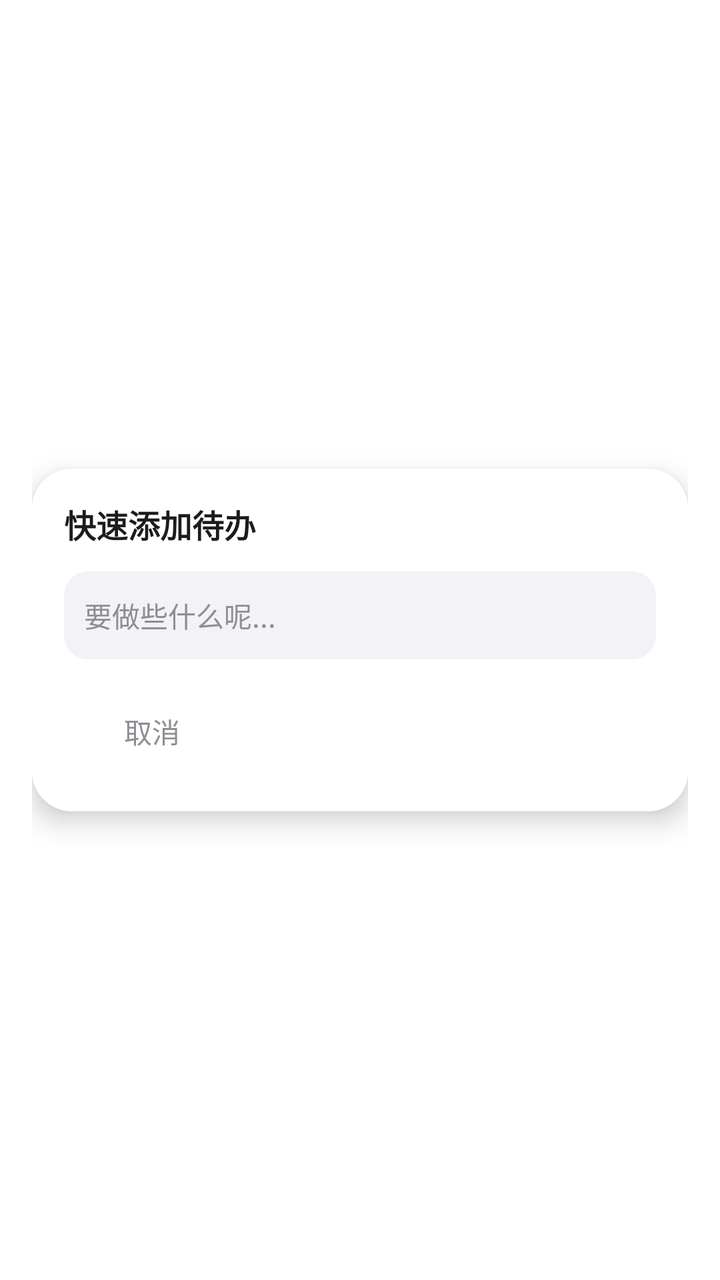
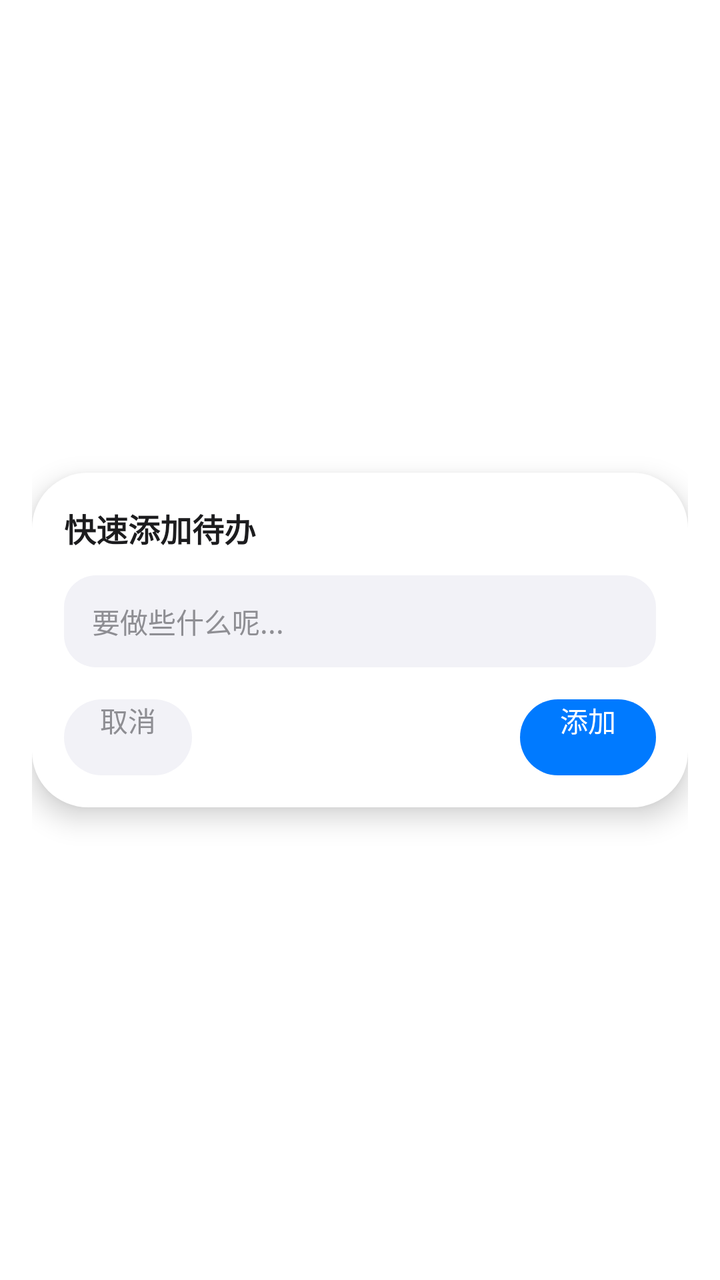

An Android layout rendered at two revisions. The XML below is the earlier revision; the diff shows what the commit changed to produce the second picture.
<!-- AndroidManifest.xml: activity theme WidgetDialogTheme -->
<!-- res/layout/activity_quick_todo_add.xml -->
<?xml version="1.0" encoding="utf-8"?>
<FrameLayout xmlns:android="http://schemas.android.com/apk/res/android"
    android:id="@+id/layout_root"
    android:layout_width="match_parent"
    android:layout_height="match_parent"
    android:padding="16dp">

    
    <LinearLayout
        android:layout_width="match_parent"
        android:layout_height="wrap_content"
        android:layout_gravity="center"
        android:background="@drawable/bg_dialog_card"
        android:orientation="vertical"
        android:padding="16dp"
        android:elevation="8dp"
        android:clickable="true"
        android:focusable="true">

        <TextView
            android:layout_width="wrap_content"
            android:layout_height="wrap_content"
            android:text="快速添加待办"
            android:textColor="@color/dialog_text"
            android:textSize="16sp"
            android:textStyle="bold"
            android:layout_marginBottom="12dp" />

        
        <EditText
            android:id="@+id/edit_todo_title"
            android:layout_width="match_parent"
            android:layout_height="wrap_content"
            android:minHeight="44dp"
            android:background="@drawable/bg_dialog_input"
            android:gravity="center_vertical"
            android:hint="要做些什么呢..."
            android:textColor="@color/dialog_text"
            android:textColorHint="@color/widget_text_secondary"
            android:textSize="14sp"
            android:paddingLeft="10dp"
            android:paddingRight="10dp"
            android:inputType="text"
            android:imeOptions="actionDone"
            android:maxLines="1" />

        
        <RelativeLayout
            android:layout_width="match_parent"
            android:layout_height="wrap_content"
            android:layout_marginTop="12dp">

            <Button
                android:id="@+id/btn_dialog_cancel"
                style="?android:attr/borderlessButtonStyle"
                android:layout_width="wrap_content"
                android:layout_height="wrap_content"
                android:layout_alignParentLeft="true"
                android:text="取消"
                android:textColor="@color/widget_text_secondary"
                android:textSize="14sp" />

            <Button
                android:id="@+id/btn_dialog_add"
                android:layout_width="wrap_content"
                android:layout_height="wrap_content"
                android:layout_alignParentRight="true"
                android:backgroundTint="@color/widget_accent"
                android:text="添加"
                android:textColor="#FFFFFF"
                android:textSize="14sp" />
        </RelativeLayout>
    </LinearLayout>
</FrameLayout>
<!-- resources referenced by this layout -->
<resources>
  <color name="dialog_text">#1C1C1E</color>
  <color name="widget_accent">#007AFF</color>
  <color name="widget_text_secondary">#8E8E93</color>
  <!-- drawable bg_dialog_card (drawable) -->
  <?xml version="1.0" encoding="utf-8"?>
  <shape xmlns:android="http://schemas.android.com/apk/res/android">
      <solid android:color="@color/dialog_bg" />
      <corners android:radius="20dp" />
  </shape>
  <!-- drawable bg_dialog_input (drawable) -->
  <?xml version="1.0" encoding="utf-8"?>
  <shape xmlns:android="http://schemas.android.com/apk/res/android">
      <solid android:color="@color/dialog_input_bg" />
      <corners android:radius="12dp" />
  </shape>
  <style name="WidgetDialogTheme" parent="android:Theme.DeviceDefault.Light.NoActionBar">
          <item name="android:windowBackground">@android:color/transparent</item>
          <item name="android:windowIsTranslucent">true</item>
          <item name="android:windowContentOverlay">@null</item>
          <item name="android:windowNoTitle">true</item>
          <item name="android:backgroundDimEnabled">true</item>
          <item name="android:backgroundDimAmount">0.5</item>
      </style>
  <color name="dialog_bg">#FFFFFF</color>
  <color name="dialog_input_bg">#F2F2F7</color>
</resources>

<!-- the commit's change to res/layout/activity_quick_todo_add.xml (unified diff, before → after) -->
@@ -31,15 +31,15 @@
             android:id="@+id/edit_todo_title"
             android:layout_width="match_parent"
             android:layout_height="wrap_content"
-            android:minHeight="44dp"
+            android:minHeight="46dp"
             android:background="@drawable/bg_dialog_input"
             android:gravity="center_vertical"
             android:hint="要做些什么呢..."
             android:textColor="@color/dialog_text"
             android:textColorHint="@color/widget_text_secondary"
             android:textSize="14sp"
-            android:paddingLeft="10dp"
-            android:paddingRight="10dp"
+            android:paddingLeft="14dp"
+            android:paddingRight="14dp"
             android:inputType="text"
             android:imeOptions="actionDone"
             android:maxLines="1" />
@@ -48,14 +48,18 @@
         <RelativeLayout
             android:layout_width="match_parent"
             android:layout_height="wrap_content"
-            android:layout_marginTop="12dp">
+            android:layout_marginTop="16dp">
 
             <Button
                 android:id="@+id/btn_dialog_cancel"
-                style="?android:attr/borderlessButtonStyle"
                 android:layout_width="wrap_content"
-                android:layout_height="wrap_content"
+                android:layout_height="38dp"
+                android:minHeight="0dp"
+                android:minWidth="0dp"
                 android:layout_alignParentLeft="true"
+                android:background="@drawable/bg_dialog_btn_secondary"
+                android:paddingLeft="18dp"
+                android:paddingRight="18dp"
                 android:text="取消"
                 android:textColor="@color/widget_text_secondary"
                 android:textSize="14sp" />
@@ -63,9 +67,13 @@
             <Button
                 android:id="@+id/btn_dialog_add"
                 android:layout_width="wrap_content"
-                android:layout_height="wrap_content"
+                android:layout_height="38dp"
+                android:minHeight="0dp"
+                android:minWidth="0dp"
                 android:layout_alignParentRight="true"
-                android:backgroundTint="@color/widget_accent"
+                android:background="@drawable/bg_dialog_btn_primary"
+                android:paddingLeft="20dp"
+                android:paddingRight="20dp"
                 android:text="添加"
                 android:textColor="#FFFFFF"
                 android:textSize="14sp" />
<!-- resource entries referenced after the edit -->
@@ -1,19 +1,40 @@
 <!-- resources referenced by this layout -->
 <resources>
   <color name="dialog_text">#1C1C1E</color>
-  <color name="widget_accent">#007AFF</color>
   <color name="widget_text_secondary">#8E8E93</color>
+  <!-- drawable bg_dialog_btn_primary (drawable) -->
+  <?xml version="1.0" encoding="utf-8"?>
+  <ripple xmlns:android="http://schemas.android.com/apk/res/android"
+      android:color="#33FFFFFF">
+      <item>
+          <shape android:shape="rectangle">
+              <solid android:color="@color/widget_accent" />
+              <corners android:radius="20dp" />
+          </shape>
+      </item>
+  </ripple>
+  <!-- drawable bg_dialog_btn_secondary (drawable) -->
+  <?xml version="1.0" encoding="utf-8"?>
+  <ripple xmlns:android="http://schemas.android.com/apk/res/android"
+      android:color="#20000000">
+      <item>
+          <shape android:shape="rectangle">
+              <solid android:color="@color/dialog_input_bg" />
+              <corners android:radius="20dp" />
+          </shape>
+      </item>
+  </ripple>
   <!-- drawable bg_dialog_card (drawable) -->
   <?xml version="1.0" encoding="utf-8"?>
   <shape xmlns:android="http://schemas.android.com/apk/res/android">
       <solid android:color="@color/dialog_bg" />
-      <corners android:radius="20dp" />
+      <corners android:radius="28dp" />
   </shape>
   <!-- drawable bg_dialog_input (drawable) -->
   <?xml version="1.0" encoding="utf-8"?>
   <shape xmlns:android="http://schemas.android.com/apk/res/android">
       <solid android:color="@color/dialog_input_bg" />
-      <corners android:radius="12dp" />
+      <corners android:radius="16dp" />
   </shape>
   <style name="WidgetDialogTheme" parent="android:Theme.DeviceDefault.Light.NoActionBar">
           <item name="android:windowBackground">@android:color/transparent</item>
@@ -23,7 +44,8 @@
           <item name="android:backgroundDimEnabled">true</item>
           <item name="android:backgroundDimAmount">0.5</item>
       </style>
+  <color name="widget_accent">#007AFF</color>
+  <color name="dialog_input_bg">#F2F2F7</color>
   <color name="dialog_bg">#FFFFFF</color>
-  <color name="dialog_input_bg">#F2F2F7</color>
 </resources>
 
